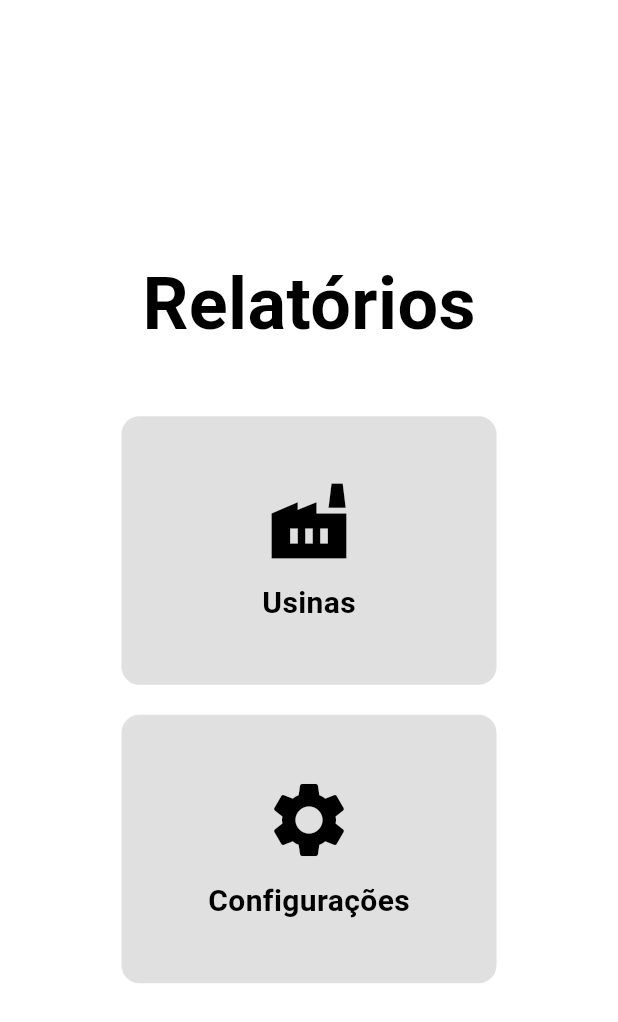
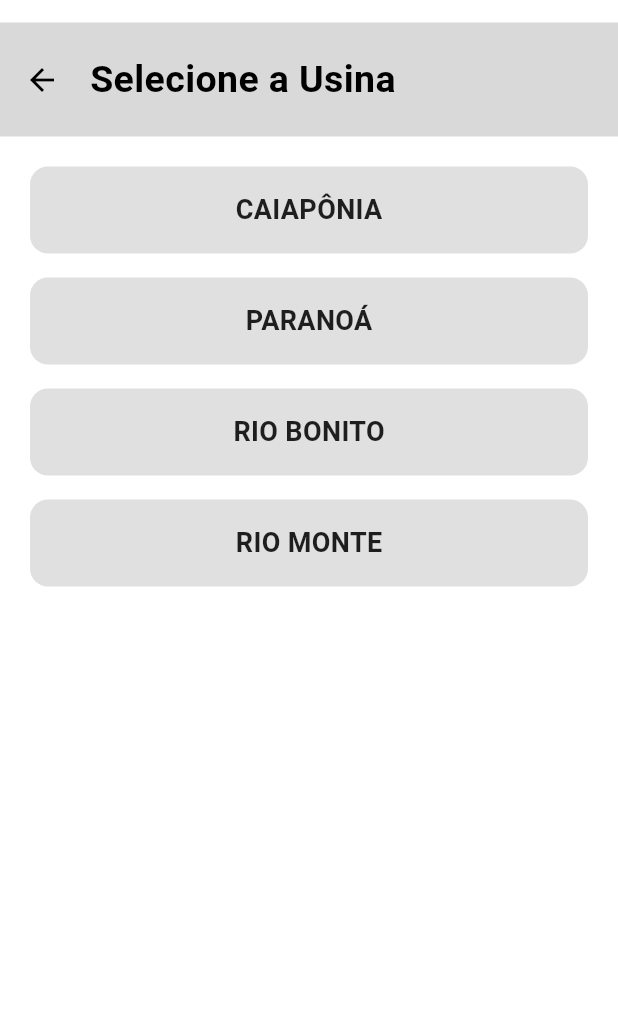
Before and after one commit to rafffaelbs/Sigma-App, a Flutter app: the screen it shows after launch, after a tap on "Usinas", on a phone screen of 412 x 824 dp. Shown: the top 1022 px of the screen. Run offline on Flutter 3.47's test engine with Material 3 defaults, Android fonts, the phone set to English and light mode, and no system bars; our stand-ins replace firebase_core; accounts and stored records are empty.

Commit message:
Refactor app structure: create HomeScreen, MenuButton, and Plant model; update README with improvements

```diff
--- a/lib/main.dart
+++ b/lib/main.dart
@@ -1,83 +1,12 @@
 import 'package:flutter/material.dart';
+import 'screens/home_screen.dart'; // <--- Import the screen
 
 void main() {
   runApp(
-    const MaterialApp(home: MainPage(), debugShowCheckedModeBanner: false),
+    const MaterialApp(
+      // We point to the separated screen file
+      home: HomeScreen(),
+      debugShowCheckedModeBanner: false,
+    ),
   );
 }
-
-class MainPage extends StatelessWidget {
-  const MainPage({super.key});
-
-  @override
-  Widget build(BuildContext context) {
-    return Scaffold(
-      backgroundColor: Colors.white,
-      body: SafeArea(
-        child: Center(
-          child: Column(
-            mainAxisAlignment: MainAxisAlignment.center,
-            children: [
-              const Text(
-                'Relatórios',
-                style: TextStyle(
-                  fontSize: 48,
-                  fontWeight: FontWeight.bold,
-                  color: Colors.black,
-                ),
-              ),
-              const SizedBox(height: 40),
-              _buildMenuButton(
-                icon: Icons.factory,
-                label: 'Usinas',
-                onTap: () => print('Usinas clicked'),
-              ),
-              const SizedBox(height: 20),
-              _buildMenuButton(
-                icon: Icons.settings,
-                label: 'Configurações',
-                onTap: () => print('Settings clicked'),
-              ),
-            ],
-          ),
-        ),
-      ),
-    );
-  }
-
-  Widget _buildMenuButton({
-    required IconData icon,
-    required String label,
-    required VoidCallback onTap,
-  }) {
-    return Material(
-      color: Colors.grey[300],
-      borderRadius: BorderRadius.circular(12),
-      clipBehavior: Clip.hardEdge,
-
-      child: InkWell(
-        onTap: onTap,
-        splashColor: Colors.grey[500],
-
-        child: Container(
-          width: 250,
-          padding: const EdgeInsets.symmetric(vertical: 40),
-          child: Column(
-            children: [
-              Icon(icon, size: 60, color: Colors.black),
-              const SizedBox(height: 10),
-              Text(
-                label,
-                style: const TextStyle(
-                  fontSize: 20,
-                  fontWeight: FontWeight.bold,
-                  color: Colors.black,
-                ),
-              ),
-            ],
-          ),
-        ),
-      ),
-    );
-  }
-}
--- /dev/null
+++ b/lib/models/plant_model.dart
@@ -0,0 +1,6 @@
+class Plant {
+  final String name;
+  final String id;
+
+  Plant({required this.name, required this.id});
+}
--- /dev/null
+++ b/lib/screens/home_screen.dart
@@ -0,0 +1,47 @@
+import 'package:flutter/material.dart';
+import 'package:sigma_app/screens/select_plant.dart';
+import '../widgets/menu_button.dart'; // <--- Import your custom widget
+
+class HomeScreen extends StatelessWidget {
+  const HomeScreen({super.key});
+
+  @override
+  Widget build(BuildContext context) {
+    return Scaffold(
+      backgroundColor: Colors.white,
+      body: SafeArea(
+        child: Center(
+          child: Column(
+            mainAxisAlignment: MainAxisAlignment.center,
+            children: [
+              const Text(
+                'Relatórios',
+                style: TextStyle(
+                  fontSize: 48,
+                  fontWeight: FontWeight.bold,
+                  color: Colors.black,
+                ),
+              ),
+              const SizedBox(height: 40),
+
+              // Now we use the Class, not the method
+              MenuButton(
+                icon: Icons.factory,
+                label: 'Usinas',
+                onTap: () => Navigator.push(context, MaterialPageRoute(builder: (context) => const SelectPlant())),
+              ),
+
+              const SizedBox(height: 20),
+
+              MenuButton(
+                icon: Icons.settings,
+                label: 'Configurações',
+                onTap: () => print('Settings clicked'),
+              ),
+            ],
+          ),
+        ),
+      ),
+    );
+  }
+}
--- /dev/null
+++ b/lib/screens/select_plant.dart
@@ -0,0 +1,93 @@
+import 'package:flutter/material.dart';
+import 'package:sigma_app/models/plant_model.dart';
+
+// Temporary Dataset
+final List<Plant> plants = [
+  Plant(id: '1', name: 'CAIAPÔNIA'),
+  Plant(id: '2', name: 'PARANOÁ'),
+  Plant(id: '3', name: 'RIO BONITO'),
+  Plant(id: '4', name: 'RIO MONTE'),
+];
+
+class SelectPlant extends StatelessWidget {
+  const SelectPlant({super.key});
+
+  @override
+  Widget build(BuildContext context) {
+    return Scaffold(
+      backgroundColor: Colors.white,
+
+      body: SafeArea(
+        child: Column(
+          children: [
+            const SizedBox(height: 15),
+            Container(
+              color: Color(0xFFD9D9D9),
+              padding: const EdgeInsets.symmetric(horizontal: 16, vertical: 20),
+              child: Row(
+                children: [
+                  GestureDetector(
+                    onTap: () {
+                      Navigator.pop(context);
+                    },
+                    child: const Icon(Icons.arrow_back, color: Colors.black),
+                  ),
+                  const SizedBox(width: 20),
+                  const Text(
+                    'Selecione a Usina',
+                    style: TextStyle(
+                      fontSize: 25,
+                      fontWeight: FontWeight.bold,
+                      color: Colors.black,
+                    ),
+                  ),
+                ],
+              ),
+            ),
+            Expanded(
+              child: ListView.builder(
+                padding: const EdgeInsets.all(20),
+                itemCount: plants.length,
+                itemBuilder: (context, index) {
+                  final plant = plants[index];
+
+                  return Padding(
+                    padding: const EdgeInsets.only(bottom: 16),
+                    child: _buildPlantButton(context, plant),
+                  );
+                },
+              ),
+            ),
+          ],
+        ),
+      ),
+    );
+  }
+
+  Widget _buildPlantButton(BuildContext context, Plant plant) {
+    return Material(
+      color: Colors.grey[300],
+      borderRadius: BorderRadius.circular(12),
+      clipBehavior: Clip.hardEdge,
+      child: InkWell(
+        onTap: () {
+          print("Clickedon ${plant.name}");
+          // Nagita to other pages later
+        },
+        child: Container(
+          width: double.infinity,
+          padding: const EdgeInsets.symmetric(vertical: 16),
+          alignment: Alignment.center,
+          child: Text(
+            plant.name.toUpperCase(),
+            style: const TextStyle(
+              fontWeight: FontWeight.bold,
+              fontSize: 18,
+              color: Colors.black87,
+            ),
+          ),
+        ),
+      ),
+    );
+  }
+}
--- /dev/null
+++ b/lib/widgets/menu_button.dart
@@ -0,0 +1,47 @@
+import 'package:flutter/material.dart';
+
+class MenuButton extends StatelessWidget {
+  // Define the data this widget needs
+  final IconData icon;
+  final String label;
+  final VoidCallback onTap;
+
+  const MenuButton({
+    super.key,
+    required this.icon,
+    required this.label,
+    required this.onTap,
+  });
+
+  @override
+  Widget build(BuildContext context) {
+    // This is the code extracted from your _buildMenuButton
+    return Material(
+      color: Colors.grey[300],
+      borderRadius: BorderRadius.circular(12),
+      clipBehavior: Clip.hardEdge,
+      child: InkWell(
+        onTap: onTap,
+        splashColor: Colors.grey[500],
+        child: Container(
+          width: 250,
+          padding: const EdgeInsets.symmetric(vertical: 40),
+          child: Column(
+            children: [
+              Icon(icon, size: 60, color: Colors.black),
+              const SizedBox(height: 10),
+              Text(
+                label,
+                style: const TextStyle(
+                  fontSize: 20,
+                  fontWeight: FontWeight.bold,
+                  color: Colors.black,
+                ),
+              ),
+            ],
+          ),
+        ),
+      ),
+    );
+  }
+}
--- /dev/null
+++ b/lib/widgets/plant_button.dart
@@ -0,0 +1,38 @@
+import 'package:flutter/material.dart';
+
+class PlantButton extends StatelessWidget {
+  const PlantButton({super.key});
+
+  @override
+  Widget build(BuildContext context) {
+    return const Placeholder();
+  }
+}
+
+// Widget _buildPlantButton(BuildContext context, Plant plant) {
+//     return Material(
+//       color: Colors.grey[300],
+//       borderRadius: BorderRadius.circular(12),
+//       clipBehavior: Clip.hardEdge,
+//       child: InkWell(
+//         onTap: () {
+//           print("Clickedon ${plant.name}");
+//           // Nagita to other pages later
+//         },
+//         child: Container(
+//           width: double.infinity,
+//           padding: const EdgeInsets.symmetric(vertical: 16),
+//           alignment: Alignment.center,
+//           child: Text(
+//             plant.name.toUpperCase(),
+//             style: const TextStyle(
+//               fontWeight: FontWeight.bold,
+//               fontSize: 18,
+//               color: Colors.black87,
+//             ),
+//           ),
+//         ),
+//       ),
+//     );
+//   }
+// }
```
Also changed, not shown: 2 other files.
